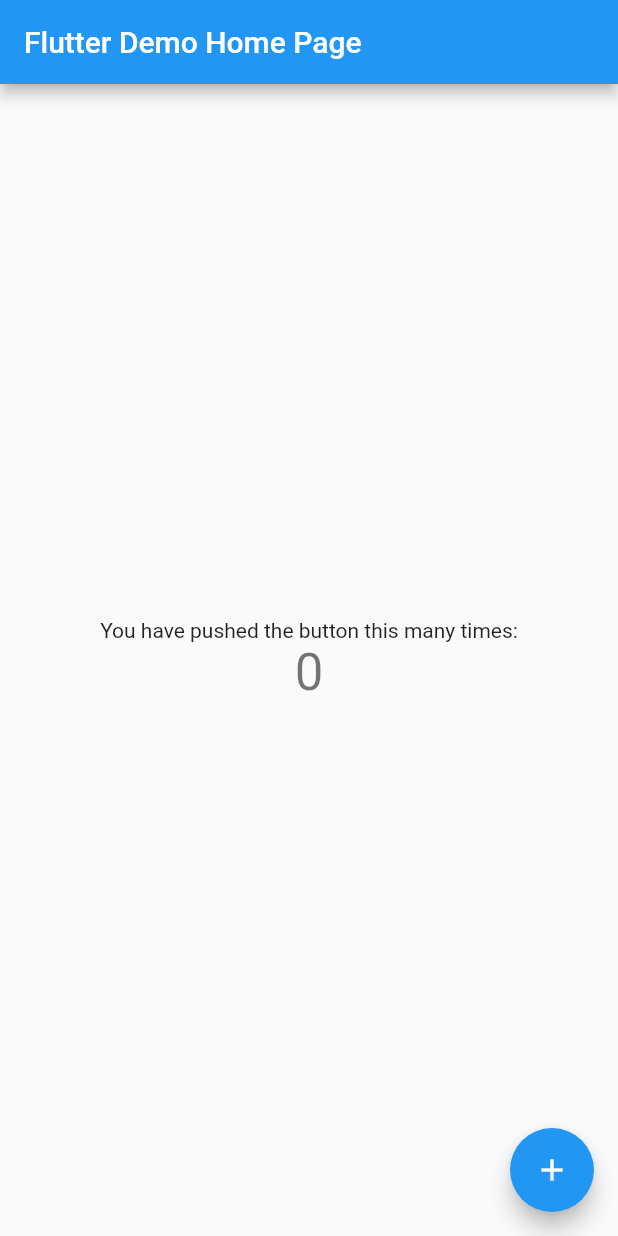
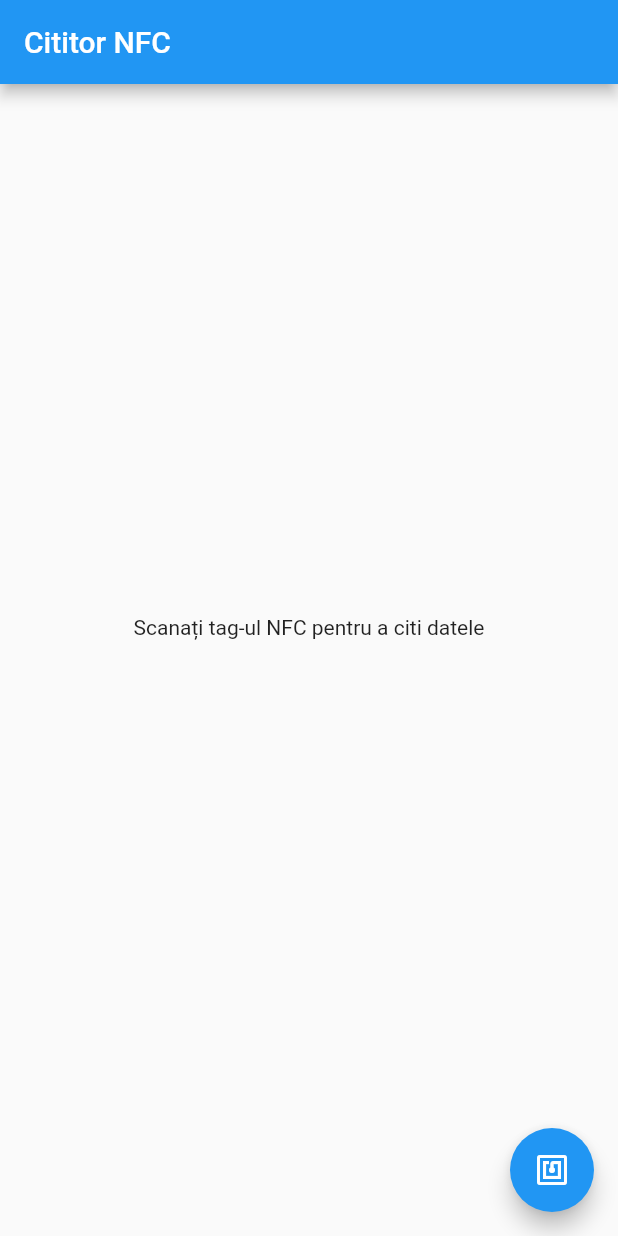
Before and after one commit to HallowedSteek/nfc, a Flutter app: the screen it shows after launch, on a phone screen of 412 x 824 dp. Run offline on Flutter 3.47's test engine with Material 2 defaults, Android fonts, the light colour scheme and no system bars; missing offline and left inert: flutter_nfc_reader.

Commit message:
functie de citire nfc + afisare date citite

```diff
--- a/lib/main.dart
+++ b/lib/main.dart
@@ -1,4 +1,5 @@
 import 'package:flutter/material.dart';
+import 'package:nfc/reader.dart';
 
 void main() {
   runApp(const MyApp());
@@ -24,7 +25,7 @@
         // is not restarted.
         primarySwatch: Colors.blue,
       ),
-      home: const MyHomePage(title: 'Flutter Demo Home Page'),
+      home:  MyNfcReader(),
     );
   }
 }
--- /dev/null
+++ b/lib/reader.dart
@@ -0,0 +1,51 @@
+import 'package:flutter/material.dart';
+import 'package:flutter_nfc_reader/flutter_nfc_reader.dart';
+
+class MyNfcReader extends StatefulWidget {
+  @override
+  _MyNfcReaderState createState() => _MyNfcReaderState();
+}
+
+class _MyNfcReaderState extends State<MyNfcReader> {
+  String nfcContent = "";
+
+  Future<void> readNfcTag() async {
+    try {
+      NfcData nfcData = await FlutterNfcReader.read();
+      setState(() {
+        nfcContent = nfcData.content;
+      });
+    } catch (exception) {
+      print(exception);
+    }
+  }
+
+  @override
+  Widget build(BuildContext context) {
+    return Scaffold(
+      appBar: AppBar(
+        title: Text("Cititor NFC"),
+      ),
+      body: Center(
+        child: Column(
+          mainAxisAlignment: MainAxisAlignment.center,
+          children: <Widget>[
+            Text(
+              "Scanați tag-ul NFC pentru a citi datele",
+            ),
+            SizedBox(height: 20),
+            Text(
+              nfcContent,
+              style: TextStyle(fontSize: 20, fontWeight: FontWeight.bold),
+            ),
+          ],
+        ),
+      ),
+      floatingActionButton: FloatingActionButton(
+        onPressed: readNfcTag,
+        tooltip: 'Cititor NFC',
+        child: Icon(Icons.nfc),
+      ),
+    );
+  }
+}
--- a/pubspec.yaml
+++ b/pubspec.yaml
@@ -35,6 +35,7 @@
   # The following adds the Cupertino Icons font to your application.
   # Use with the CupertinoIcons class for iOS style icons.
   cupertino_icons: ^1.0.2
+  flutter_nfc_reader: ^0.1.0
 
 dev_dependencies:
   flutter_test:
```
